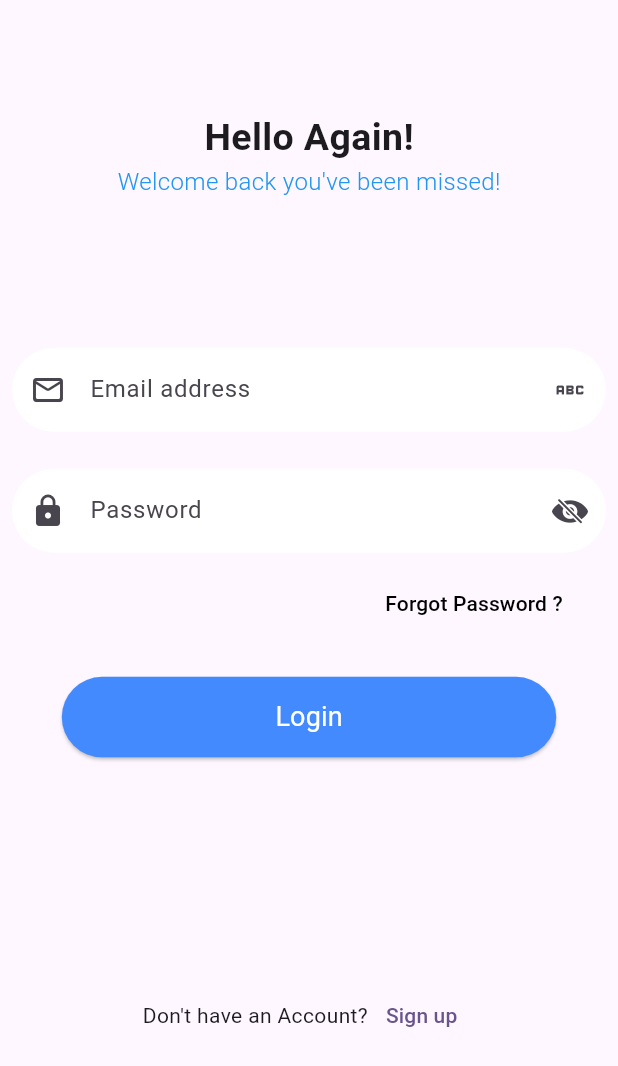
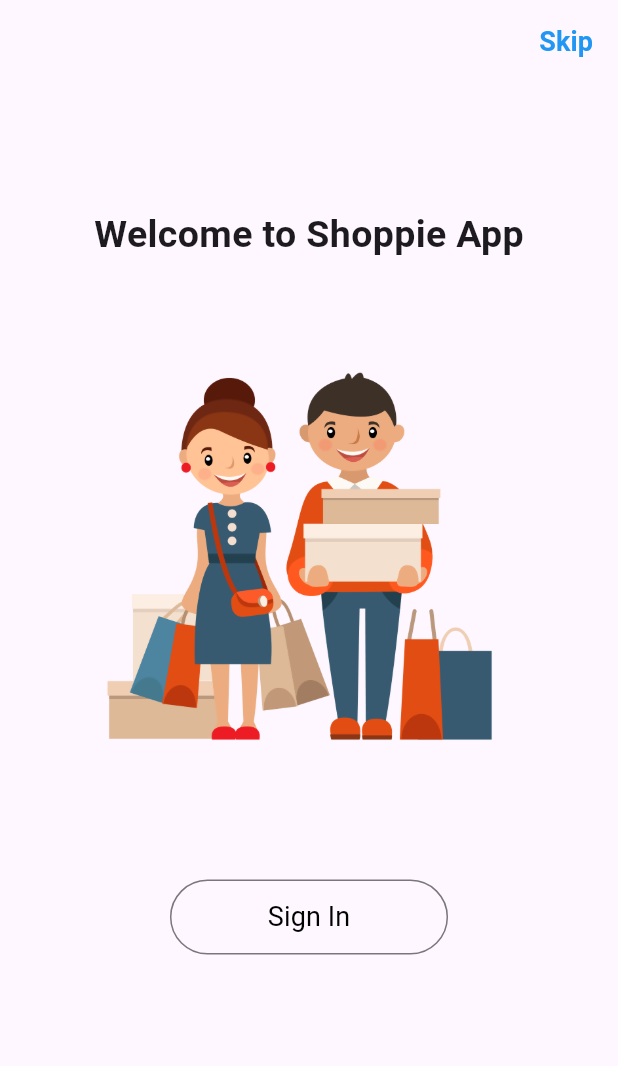
Before and after one commit to MohammedAneesP/reciprocal_ecommerce, a Flutter app: the screen it shows after launch, on a phone screen of 412 x 824 dp. Shown: the top 1066 px of the screen. Run offline on Flutter 3.47's test engine with Material 3 defaults, Android fonts, the phone set to English and light mode, and no system bars; our stand-ins replace firebase_auth, firebase_core, shared_preferences; accounts and stored records are empty.

Commit message:
log&sign

```diff
--- a/lib/constants/textstyle_const.dart
+++ b/lib/constants/textstyle_const.dart
@@ -7,3 +7,6 @@ const kBlueThinText = TextStyle(color: kBlue, fontSize: 16, fontWeight: FontWeig
 
 const buttontextWhite = TextStyle(
     fontSize: 18, fontWeight: FontWeight.normal, color: kWhite);
+
+const buttontextBlack = TextStyle(
+    fontSize: 18, fontWeight: FontWeight.normal, color: kBlack);
--- /dev/null
+++ b/lib/presentation/landing page/view.dart
@@ -0,0 +1,73 @@
+import 'package:flutter/cupertino.dart';
+import 'package:flutter/material.dart';
+import 'package:reciprocal_task/constants/colors.dart';
+import 'package:reciprocal_task/constants/textstyle_const.dart';
+import 'package:reciprocal_task/presentation/home_screen/view.dart';
+import 'package:reciprocal_task/presentation/login_signin/login_page/view.dart';
+import 'package:shared_preferences/shared_preferences.dart';
+
+class LandingPage extends StatelessWidget {
+  const LandingPage({super.key});
+
+  landingPageHandle() async {
+    int isViewed = 0;
+    SharedPreferences anPreference = await SharedPreferences.getInstance();
+    anPreference.setInt("Landed", isViewed);
+  }
+
+  @override
+  Widget build(BuildContext context) {
+    final kHeight = MediaQuery.sizeOf(context);
+    final kWidth = MediaQuery.sizeOf(context);
+
+    return Scaffold(
+      appBar: AppBar(
+        actions: [
+          TextButton(
+            onPressed: () async {
+              landingPageHandle();
+              Navigator.pushReplacement(
+                context,
+                CupertinoPageRoute(
+                  builder: (context) => const HomeScreen(),
+                ),
+              );
+            },
+            child: const Text(
+              "Skip ",
+              style: TextStyle(fontSize: 18, fontWeight: FontWeight.bold,color: kBlue),
+            ),
+          ),
+        ],
+      ),
+      body: Column(
+        children: [
+          SizedBox(height: kHeight.height * 0.1),
+          Text(
+            "Welcome to Shoppie App",
+            style: loginTitle,
+          ),
+          Container(
+            height: kHeight.height * 0.5,
+            decoration: const BoxDecoration(
+                image: DecorationImage(
+                    image: AssetImage("assets/pngwing.com.png"))),
+          ),
+          OutlinedButton(
+              style: ElevatedButton.styleFrom(
+                fixedSize: Size(kWidth.width * 0.45, 50)
+              ),
+              onPressed: () {
+                Navigator.pushReplacement(
+                  context,
+                  CupertinoPageRoute(
+                    builder: (context) => LoginPage(),
+                  ),
+                );
+              },
+              child: const Text("Sign In",style: buttontextBlack,))
+        ],
+      ),
+    );
+  }
+}
--- a/lib/presentation/login_signin/login_page/view.dart
+++ b/lib/presentation/login_signin/login_page/view.dart
@@ -131,7 +131,7 @@ class LoginPage extends StatelessWidget {
                       TextButton(
                         onPressed: () {
                           Navigator.of(context).push(
-                            MaterialPageRoute(
+                           CupertinoPageRoute(
                               builder: (context) => SignUpPage(),
                             ),
                           );
```
Also changed, not shown: lib/domain/services/firebase_auth.dart (+12 -0 lines), lib/main.dart (+7 -5 lines), lib/presentation/login_signin/forgot_password/view.dart (+8 -6 lines), lib/presentation/splash_screen/view.dart (+12 -4 lines), pubspec.yaml (+5 -11 lines), assets/pngwing.com.png (added), pubspec.lock, 1 other file.
